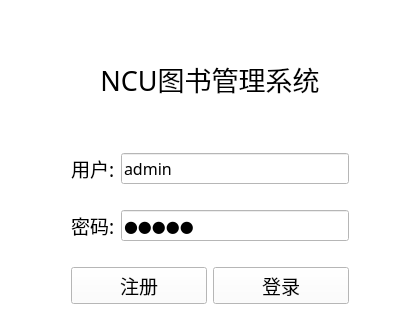
Above: ui/login_window.ui from mr0yun/BookManager before the change. Below: the same form after it.
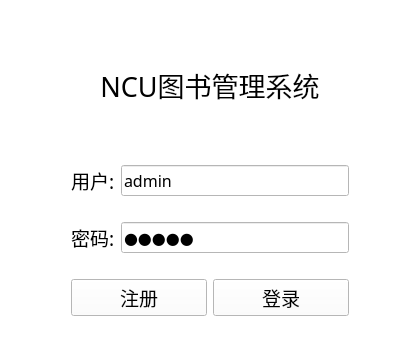
That is the form after the change.

Commit message: 修补了一些BUG

What changed in the file:
```diff
--- a/ui/login_window.ui
+++ b/ui/login_window.ui
@@ -7,7 +7,7 @@
     <x>0</x>
     <y>0</y>
     <width>420</width>
-    <height>335</height>
+    <height>347</height>
    </rect>
   </property>
   <property name="windowTitle">
@@ -112,6 +112,9 @@
            <pointsize>14</pointsize>
           </font>
          </property>
+         <property name="styleSheet">
+          <string notr="true"/>
+         </property>
          <property name="text">
           <string>用户:</string>
          </property>
@@ -121,10 +124,16 @@
         <widget class="QLineEdit" name="username_lineEdit">
          <property name="font">
           <font>
-           <family>Agency FB</family>
+           <family>宋体</family>
            <pointsize>12</pointsize>
+           <weight>50</weight>
+           <italic>false</italic>
+           <bold>false</bold>
           </font>
          </property>
+         <property name="styleSheet">
+          <string notr="true">font: 12pt &quot;宋体&quot;;</string>
+         </property>
          <property name="text">
           <string>admin</string>
          </property>
@@ -167,10 +176,16 @@
         <widget class="QLineEdit" name="password_lineEdit">
          <property name="font">
           <font>
-           <family>Agency FB</family>
+           <family>宋体</family>
            <pointsize>12</pointsize>
+           <weight>50</weight>
+           <italic>false</italic>
+           <bold>false</bold>
           </font>
          </property>
+         <property name="styleSheet">
+          <string notr="true">font: 12pt &quot;宋体&quot;;</string>
+         </property>
          <property name="text">
           <string>admin</string>
          </property>
```
The commit also changes 2 other files.
